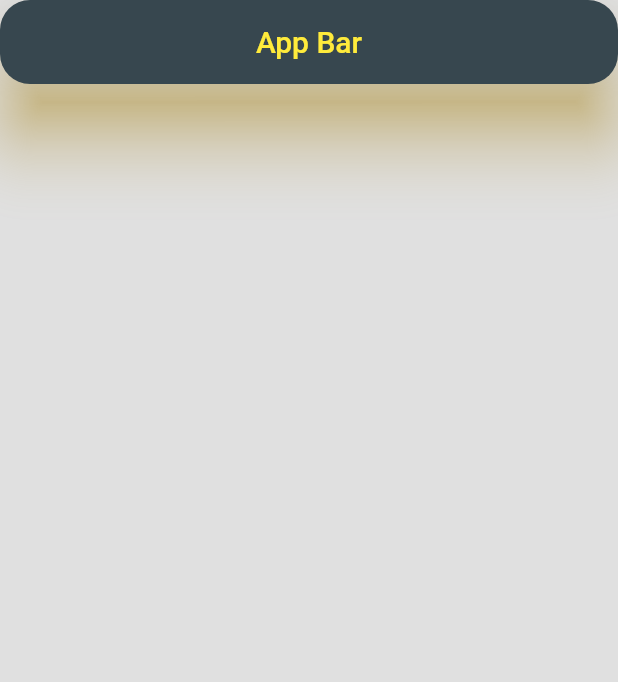
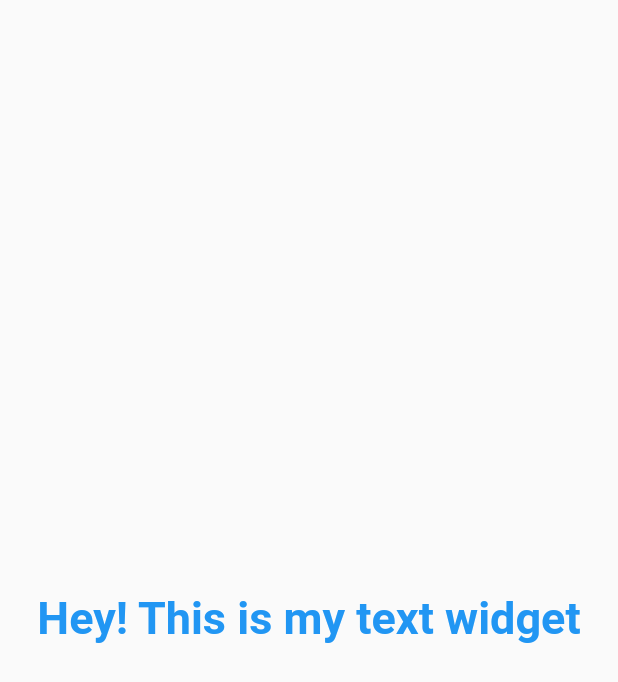
Before and after one commit to Mikhelmariya/Starting_With_Flutter, a Flutter app: the screen it shows after launch, on a phone screen of 412 x 824 dp. Shown: the top 682 px of the screen. Run offline on Flutter 3.47's test engine with Material 2 defaults, Android fonts, the phone set to English and light mode, and no system bars.

Commit message:
Text widget

```diff
--- a/lib/main.dart
+++ b/lib/main.dart
@@ -12,15 +12,14 @@ class FlutterBasics extends StatelessWidget {
     return MaterialApp(
       debugShowCheckedModeBanner: false,
       home: Scaffold(
-        backgroundColor: Colors.black12,
-        appBar: AppBar(
-          title: Center(child: Text('App Bar')),
-          foregroundColor: Colors.yellow,
-          backgroundColor: Colors.blueGrey[800],
-          shadowColor: Colors.amber,
-          elevation: 20,
-          shape: RoundedRectangleBorder(
-            borderRadius: BorderRadius.circular(20),
+        body: Center(
+          child: Text(
+            'Hey! This is my text widget',
+            style: TextStyle(
+              fontSize: 30.0,
+              fontWeight: FontWeight.bold,
+              color: Colors.blue,
+            ),
           ),
         ),
       ),
```
